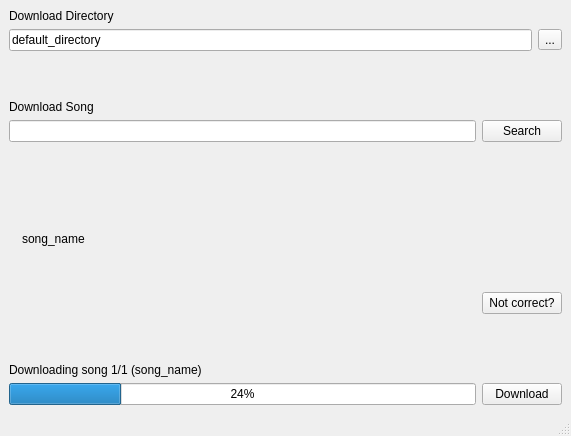
Qt form gui/scrape.ui (brycenaddison/scrape) before a commit.
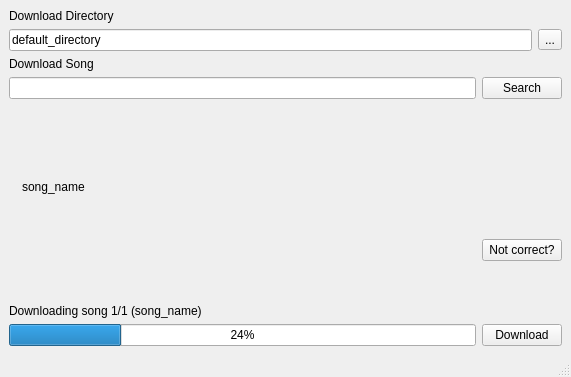
The same form after that commit. Icons and pictures are not drawn.

```diff
--- a/gui/scrape.ui
+++ b/gui/scrape.ui
@@ -7,7 +7,7 @@
     <x>0</x>
     <y>0</y>
     <width>571</width>
-    <height>436</height>
+    <height>377</height>
    </rect>
   </property>
   <property name="windowTitle">
@@ -40,19 +40,6 @@
       </item>
      </layout>
     </item>
-    <item>
-     <spacer name="verticalSpacer_2">
-      <property name="orientation">
-       <enum>Qt::Vertical</enum>
-      </property>
-      <property name="sizeHint" stdset="0">
-       <size>
-        <width>20</width>
-        <height>40</height>
-       </size>
-      </property>
-     </spacer>
-    </item>
     <item>
      <widget class="QLabel" name="search_label">
       <property name="text">
@@ -61,6 +48,8 @@
      </widget>
     </item>
     <item>
+     <layout class="QVBoxLayout" name="search_layout">
+      <item>
      <layout class="QHBoxLayout" name="horizontalLayout_3">
       <item>
        <widget class="QLineEdit" name="search_bar"/>
@@ -74,8 +63,10 @@
       </item>
      </layout>
     </item>
+     </layout>
+    </item>
     <item>
-     <spacer name="verticalSpacer_3">
+     <spacer name="verticalSpacer">
       <property name="orientation">
        <enum>Qt::Vertical</enum>
       </property>
@@ -102,7 +93,7 @@
       <item>
        <layout class="QVBoxLayout" name="verticalLayout">
         <item>
-         <spacer name="verticalSpacer_5">
+         <spacer name="verticalSpacer_2">
           <property name="orientation">
            <enum>Qt::Vertical</enum>
           </property>
@@ -163,7 +154,7 @@
      </layout>
     </item>
     <item>
-     <spacer name="verticalSpacer">
+     <spacer name="verticalSpacer_3">
       <property name="orientation">
        <enum>Qt::Vertical</enum>
       </property>
```
Lines whose indentation alone changed are shown as unchanged.
